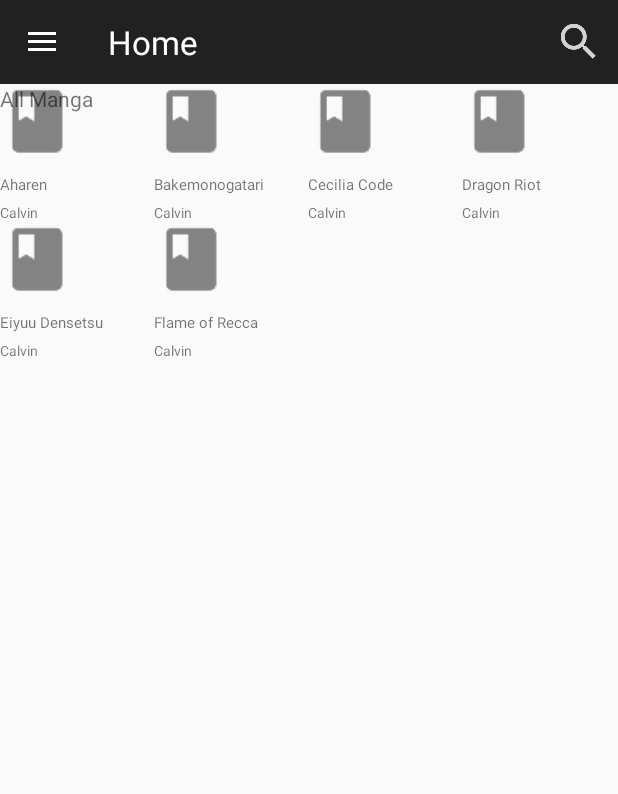
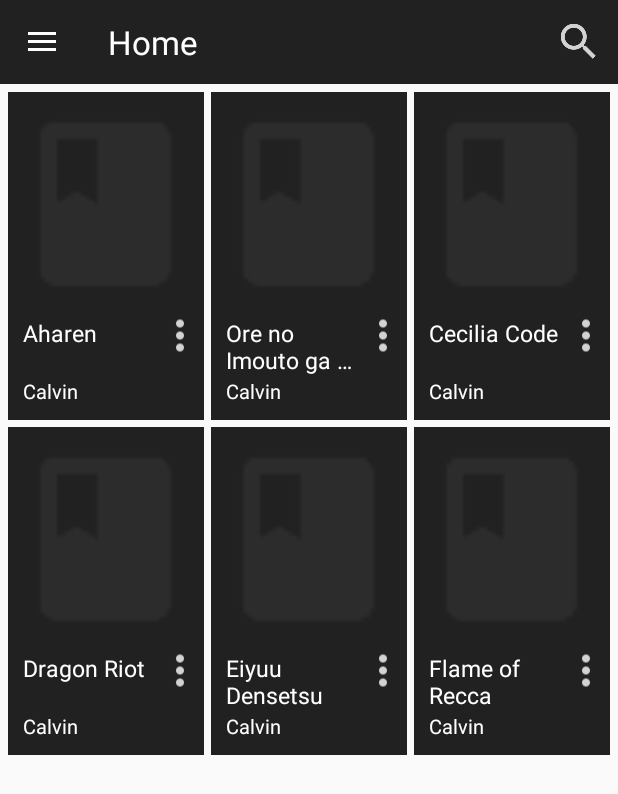
Before and after one commit to matemo22/ComicCafe, an Android app: the screen it shows after launch (MainActivity), on a phone screen of 412 x 824 dp. Shown: the top 794 px of the screen. Run offline under Robolectric (Android 15) with nearby library versions, the phone set to English and light mode, and no system bars.

Commit message:
Grid View All Manga

```diff
--- a/app/src/main/java/com/example/matemo/comiccafe/AllManga.java
+++ b/app/src/main/java/com/example/matemo/comiccafe/AllManga.java
@@ -7,16 +7,10 @@ import android.support.v4.app.Fragment;
 import android.view.LayoutInflater;
 import android.view.View;
 import android.view.ViewGroup;
+import android.widget.AdapterView;
+import android.widget.GridView;
+import android.widget.Toast;
 
-
-/**
- * A simple {@link Fragment} subclass.
- * Activities that contain this fragment must implement the
- * {@link AllManga.OnFragmentInteractionListener} interface
- * to handle interaction events.
- * Use the {@link AllManga#newInstance} factory method to
- * create an instance of this fragment.
- */
 public class AllManga extends Fragment {
     // TODO: Rename parameter arguments, choose names that match
     // the fragment initialization parameters, e.g. ARG_ITEM_NUMBER
@@ -27,8 +21,6 @@ public class AllManga extends Fragment {
     private String mParam1;
     private String mParam2;
     View view;
-
-    private OnFragmentInteractionListener mListener;
 
     public AllManga() {
         // Required empty public constructor
@@ -61,46 +53,49 @@ public class AllManga extends Fragment {
         }
     }
 
+    GridView grid;
+
+    String[] title = {
+            "Aharen",
+            "Ore no Imouto ga Konnani Kawaii Wake ga Nai!",
+            "Cecilia Code",
+            "Dragon Riot",
+            "Eiyuu Densetsu",
+            "Flame of Recca"
+    } ;
+
+    String[] author = {
+            "Calvin",
+            "Calvin",
+            "Calvin",
+            "Calvin",
+            "Calvin",
+            "Calvin"
+    } ;
+
+    int[] imageId = {
+            R.drawable.image1,
+            R.drawable.image1,
+            R.drawable.image1,
+            R.drawable.image1,
+            R.drawable.image1,
+            R.drawable.image1
+    };
+
     @Override
     public View onCreateView(LayoutInflater inflater, ViewGroup container,
                              Bundle savedInstanceState) {
         view = inflater.inflate(R.layout.fragment_all_manga, container, false);
+        //customgrid
+        CustomGrid cgrid = new CustomGrid(getContext(), title, author, imageId);
+        grid = view.findViewById(R.id.grid);
+        grid.setAdapter(cgrid);
+        grid.setOnItemClickListener(new AdapterView.OnItemClickListener() {
+            @Override
+            public void onItemClick(AdapterView<?> adapterView, View view, int i, long l) {
+                Toast.makeText(getContext(), "You clik "+title[+i], Toast.LENGTH_SHORT).show();
+            }
+        });
         return view;
     }
-
-    // TODO: Rename method, update argument and hook method into UI event
-    public void onButtonPressed(Uri uri) {
-        if (mListener != null) {
-            mListener.onFragmentInteraction(uri);
-        }
-    }
-
-    @Override
-    public void onAttach(Context context) {
-        super.onAttach(context);
-        if (context instanceof OnFragmentInteractionListener) {
-            mListener = (OnFragmentInteractionListener) context;
-        }
-    }
-
-    @Override
-    public void onDetach() {
-        super.onDetach();
-        mListener = null;
-    }
-
-    /**
-     * This interface must be implemented by activities that contain this
-     * fragment to allow an interaction in this fragment to be communicated
-     * to the activity and potentially other fragments contained in that
-     * activity.
-     * <p>
-     * See the Android Training lesson <a href=
-     * "http://developer.android.com/training/basics/fragments/communicating.html"
-     * >Communicating with Other Fragments</a> for more information.
-     */
-    public interface OnFragmentInteractionListener {
-        // TODO: Update argument type and name
-        void onFragmentInteraction(Uri uri);
-    }
 }
--- a/app/src/main/java/com/example/matemo/comiccafe/MainActivity.java
+++ b/app/src/main/java/com/example/matemo/comiccafe/MainActivity.java
@@ -28,50 +28,12 @@ public class MainActivity extends AppCompatActivity{
     FragmentTransaction fragmentTransaction=null;
     ImageView toolbar_search;
     User currentUser;
-    GridView grid;
 
-    String[] title = {
-            "Aharen",
-            "Bakemonogatari",
-            "Cecilia Code",
-            "Dragon Riot",
-            "Eiyuu Densetsu",
-            "Flame of Recca"
-    } ;
-
-    String[] author = {
-            "Calvin",
-            "Calvin",
-            "Calvin",
-            "Calvin",
-            "Calvin",
-            "Calvin"
-    } ;
-
-    int[] imageId = {
-            R.drawable.image1,
-            R.drawable.image1,
-            R.drawable.image1,
-            R.drawable.image1,
-            R.drawable.image1,
-            R.drawable.image1
-    };
 
     @Override
     protected void onCreate(Bundle savedInstanceState) {
         super.onCreate(savedInstanceState);
         setContentView(R.layout.activity_main);
-
-        //customgrid
-        CustomGrid cgrid = new CustomGrid(MainActivity.this, title, author, imageId);
-        grid = (GridView) findViewById(R.id.grid);
-        grid.setAdapter(cgrid);
-        grid.setOnItemClickListener(new AdapterView.OnItemClickListener() {
-            @Override
-            public void onItemClick(AdapterView<?> adapterView, View view, int i, long l) {
-                Toast.makeText(MainActivity.this, "You clik "+title[+i], Toast.LENGTH_SHORT).show();
-            }
-        });
 
         //initialising the widgets
         toolbar=(Toolbar)findViewById(R.id.toolbar);
--- a/app/src/main/res/layout/activity_main.xml
+++ b/app/src/main/res/layout/activity_main.xml
@@ -21,14 +21,6 @@
             android:layout_width="match_parent"
             android:layout_height="match_parent">
 
-            <GridView
-                android:id="@+id/grid"
-                android:layout_width="fill_parent"
-                android:layout_height="fill_parent"
-                android:columnWidth="100dp"
-                android:gravity="center"
-                android:numColumns="auto_fit"
-                android:stretchMode="columnWidth"></GridView>
         </FrameLayout>
 
     </LinearLayout>
--- a/app/src/main/res/layout/fragment_all_manga.xml
+++ b/app/src/main/res/layout/fragment_all_manga.xml
@@ -1,13 +1,20 @@
-<FrameLayout xmlns:android="http://schemas.android.com/apk/res/android"
+<LinearLayout xmlns:android="http://schemas.android.com/apk/res/android"
     xmlns:tools="http://schemas.android.com/tools"
     android:layout_width="match_parent"
     android:layout_height="match_parent"
-    tools:context="com.example.matemo.comiccafe.AllManga">
+    tools:context="com.example.matemo.comiccafe.AllManga"
+    android:gravity="center">
 
     <!-- TODO: Update blank fragment layout -->
-    <TextView
-        android:layout_width="match_parent"
-        android:layout_height="match_parent"
-        android:text="All Manga" />
+    <GridView
+        android:padding="5dp"
+        android:id="@+id/grid"
+        android:layout_width="fill_parent"
+        android:layout_height="fill_parent"
+        android:gravity="center"
+        android:numColumns="3"
+        android:stretchMode="columnWidth"
+        android:verticalSpacing="5dp"
+        android:horizontalSpacing="5dp"></GridView>
 
-</FrameLayout>
+</LinearLayout>
--- a/app/src/main/res/layout/grid_single.xml
+++ b/app/src/main/res/layout/grid_single.xml
@@ -3,26 +3,51 @@
     xmlns:android="http://schemas.android.com/apk/res/android"
     android:layout_width="match_parent"
     android:layout_height="match_parent"
-    android:orientation="vertical">
+    android:orientation="vertical"
+    android:background="@color/colorPrimaryDark">
 
     <ImageView
         android:id="@+id/grid_image"
-        android:layout_width="50dp"
-        android:layout_height="50dp" />
+        android:layout_width="match_parent"
+        android:layout_height="150dp" />
 
-    <TextView
-        android:id="@+id/grid_Title"
-        android:layout_width="wrap_content"
-        android:layout_height="wrap_content"
-        android:layout_marginTop="10dp"
-        android:text="Book Title"
-        android:textSize="10sp" />
+    <LinearLayout
+        android:layout_width="match_parent"
+        android:layout_height="40dp"
+        android:orientation="horizontal"
+        android:weightSum="3"
+        android:paddingLeft="10dp">
+
+        <TextView
+            android:id="@+id/grid_Title"
+            android:layout_width="wrap_content"
+            android:layout_height="match_parent"
+            android:layout_weight="3"
+            android:text="Book Title"
+            android:textSize="15dp"
+            android:gravity="top"
+            android:lines="2"
+            android:maxLines="2"
+            android:ellipsize="end"
+            android:textColor="@color/white"/>
+
+        <ImageView
+            android:layout_width="wrap_content"
+            android:layout_height="match_parent"
+            android:src="@drawable/ic_more"
+            android:id="@+id/grid_more"
+            android:layout_weight="1"
+            android:layout_marginTop="-15dp"/>
+    </LinearLayout>
 
     <TextView
         android:id="@+id/grid_Author"
-        android:layout_width="wrap_content"
-        android:layout_height="wrap_content"
-        android:layout_marginTop="5dp"
+        android:layout_width="match_parent"
+        android:layout_height="match_parent"
         android:text="Author"
-        android:textSize="9sp" />
+        android:textSize="13sp"
+        android:paddingLeft="10dp"
+        android:paddingBottom="10dp"
+        android:gravity="bottom"
+        android:textColor="@color/white"/>
 </LinearLayout>
```
Also changed, not shown: app/src/main/java/com/example/matemo/comiccafe/LoginScreen.java (+15 -7 lines), app/src/main/java/com/example/matemo/comiccafe/User.java (+26 -2 lines), app/src/main/res/drawable-hdpi/ic_more.png (added), app/src/main/res/drawable-mdpi/ic_more.png (added), app/src/main/res/drawable-xhdpi/ic_more.png (added), app/src/main/res/drawable-xxhdpi/ic_more.png (added).
